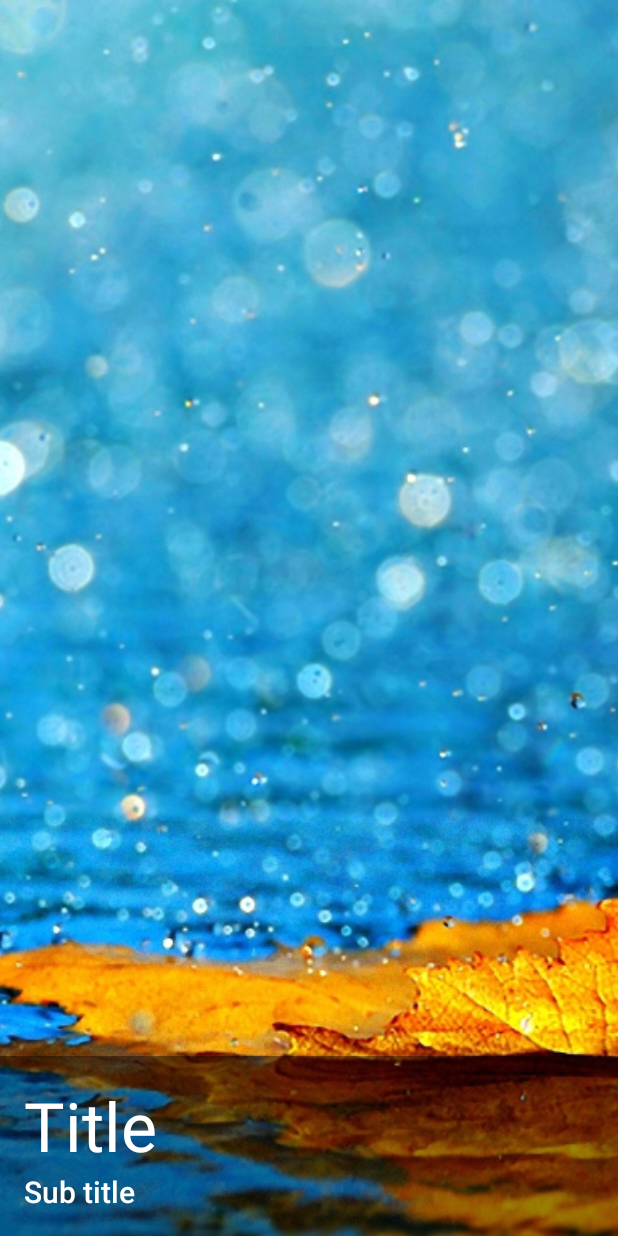
After one commit to rey5137/tutorials, an Android app: the layout row_img.xml on its own in the app's theme, with its tools: preview values and no code run, on a phone screen of 412 x 824 dp. The commit adds this screen. Run offline under Robolectric (Android 15) with nearby library versions, the phone set to English and light mode, and no system bars.

Commit message:
Initial commit.

```diff
--- a/app/build.gradle
+++ b/app/build.gradle
@@ -6,7 +6,7 @@ android {
 
     defaultConfig {
         applicationId "com.rey.tutorial"
-        minSdkVersion 15
+        minSdkVersion 9
         targetSdkVersion 22
         versionCode 1
         versionName "1.0"
@@ -22,4 +22,5 @@ android {
 dependencies {
     compile fileTree(dir: 'libs', include: ['*.jar'])
     compile 'com.android.support:appcompat-v7:22.0.0'
+    compile 'com.github.castorflex.verticalviewpager:library:19.0.1'
 }
--- /dev/null
+++ b/app/src/main/res/layout/row_img.xml
@@ -0,0 +1,41 @@
+<?xml version="1.0" encoding="utf-8"?>
+<FrameLayout xmlns:android="http://schemas.android.com/apk/res/android"
+             xmlns:tools="http://schemas.android.com/tools"
+             android:layout_width="match_parent"
+             android:layout_height="match_parent">
+
+    <ImageView
+        android:id="@+id/img_iv"
+        android:layout_width="match_parent"
+        android:layout_height="match_parent"
+        android:scaleType="centerCrop"
+        tools:src="@drawable/img1"/>
+
+    <LinearLayout
+        android:id="@+id/img_ll"
+        android:layout_width="match_parent"
+        android:layout_height="wrap_content"
+        android:orientation="vertical"
+        android:background="#66000000"
+        android:padding="16dp"
+        android:layout_gravity="bottom">
+
+        <TextView
+            android:id="@+id/img_tv_title"
+            android:layout_width="wrap_content"
+            android:layout_height="wrap_content"
+            android:textAppearance="@style/Base.TextAppearance.AppCompat.Display2"
+            android:textColor="#FFFFFFFF"
+            tools:text="Title"/>
+
+        <TextView
+            android:id="@+id/img_tv_sub"
+            android:layout_width="wrap_content"
+            android:layout_height="wrap_content"
+            android:textAppearance="@style/Base.TextAppearance.AppCompat.Title"
+            android:textColor="#FFFFFFFF"
+            tools:text="Sub title"/>
+
+    </LinearLayout>
+
+</FrameLayout>
--- a/app/src/main/res/values/styles.xml
+++ b/app/src/main/res/values/styles.xml
@@ -2,7 +2,7 @@
 
     <!-- Base application theme. -->
     <style name="AppTheme" parent="Theme.AppCompat.Light.DarkActionBar">
-        <!-- Customize your theme here. -->
+        <item name="android:windowBackground">@android:color/black</item>
     </style>
 
 </resources>
```
Also changed, not shown: app/src/main/java/com/rey/tutorial/MainActivity.java (+127 -0 lines), app/src/main/java/com/rey/tutorial/RecyclerPagerAdapter.java (added, +123 -0 lines), app/src/main/res/layout/activity_main.xml (+4 -5 lines), app/src/main/res/drawable-xhdpi/img1.jpg (added), app/src/main/res/drawable-xhdpi/img2.jpg (added), app/src/main/res/drawable-xhdpi/img3.jpg (added), app/src/main/res/drawable-xhdpi/img4.jpg (added), app/src/main/res/drawable-xhdpi/img5.jpg (added), 1 other file.
